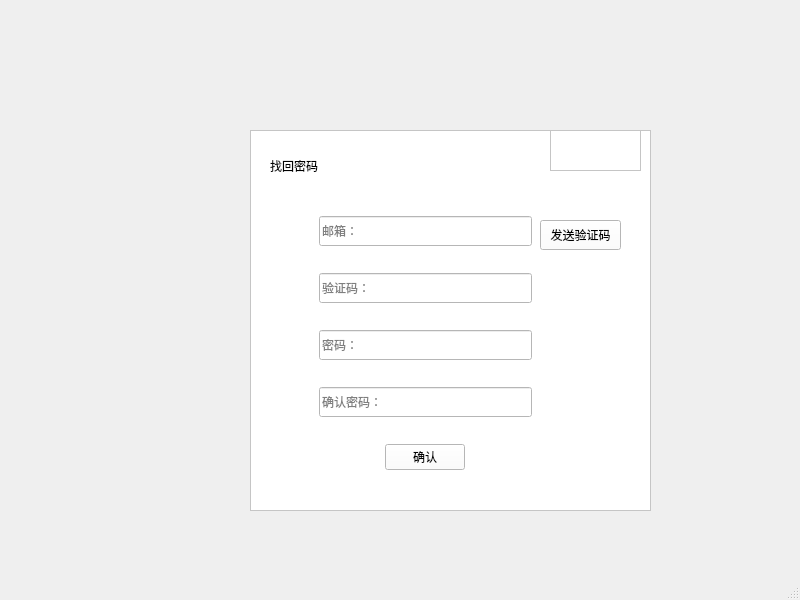
Before: the Qt Designer form frontend/find_password.ui in AiDahanwen/BUAA_2024_Python_Project, drawn with Qt 5.
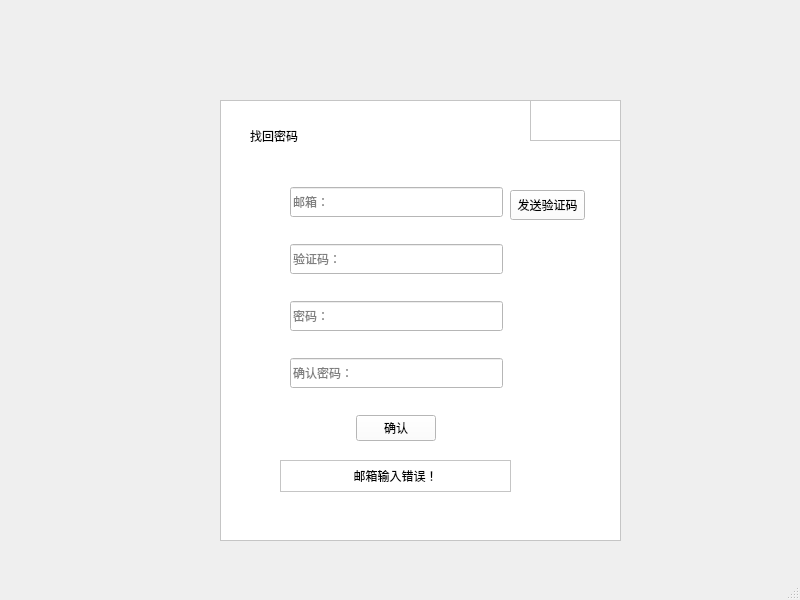
After: the same form once the commit is applied. The open tabs and pages were chosen to show the change. Icons and pictures are not drawn.

Commit message: frontend-feat-add new pages-zhwww

What changed in the file:
```diff
--- a/frontend/find_password.ui
+++ b/frontend/find_password.ui
@@ -17,10 +17,10 @@
    <widget class="QFrame" name="frame">
     <property name="geometry">
      <rect>
-      <x>250</x>
-      <y>130</y>
+      <x>220</x>
+      <y>100</y>
       <width>401</width>
-      <height>381</height>
+      <height>441</height>
      </rect>
     </property>
     <property name="sizePolicy">
@@ -47,21 +47,21 @@
     <widget class="QLabel" name="label">
      <property name="geometry">
       <rect>
-       <x>20</x>
+       <x>30</x>
        <y>20</y>
-       <width>131</width>
+       <width>135</width>
        <height>31</height>
       </rect>
      </property>
      <property name="sizePolicy">
-      <sizepolicy hsizetype="Minimum" vsizetype="Minimum">
+      <sizepolicy hsizetype="Maximum" vsizetype="Maximum">
        <horstretch>0</horstretch>
        <verstretch>0</verstretch>
       </sizepolicy>
      </property>
      <property name="minimumSize">
       <size>
-       <width>131</width>
+       <width>135</width>
        <height>31</height>
       </size>
      </property>
@@ -75,12 +75,24 @@
     <widget class="QFrame" name="frame_2">
      <property name="geometry">
       <rect>
-       <x>60</x>
-       <y>70</y>
+       <x>61</x>
+       <y>71</y>
        <width>231</width>
        <height>291</height>
       </rect>
      </property>
+     <property name="sizePolicy">
+      <sizepolicy hsizetype="Preferred" vsizetype="Expanding">
+       <horstretch>0</horstretch>
+       <verstretch>10</verstretch>
+      </sizepolicy>
+     </property>
+     <property name="minimumSize">
+      <size>
+       <width>231</width>
+       <height>291</height>
+      </size>
+     </property>
      <property name="styleSheet">
       <string notr="true">QPushButton:pressed{
 	padding-top:5px;
@@ -170,7 +182,7 @@
     <widget class="QFrame" name="frame_10">
      <property name="geometry">
       <rect>
-       <x>300</x>
+       <x>310</x>
        <y>0</y>
        <width>91</width>
        <height>41</height>
@@ -222,20 +234,14 @@
       <rect>
        <x>290</x>
        <y>90</y>
-       <width>81</width>
+       <width>75</width>
        <height>30</height>
       </rect>
      </property>
-     <property name="sizePolicy">
-      <sizepolicy hsizetype="Minimum" vsizetype="Minimum">
-       <horstretch>0</horstretch>
-       <verstretch>0</verstretch>
-      </sizepolicy>
-     </property>
      <property name="minimumSize">
       <size>
-       <width>81</width>
-       <height>29</height>
+       <width>0</width>
+       <height>30</height>
       </size>
      </property>
      <property name="styleSheet">
@@ -248,6 +254,107 @@
       <string>发送验证码</string>
      </property>
     </widget>
+    <widget class="QFrame" name="frame_3">
+     <property name="geometry">
+      <rect>
+       <x>60</x>
+       <y>360</y>
+       <width>231</width>
+       <height>32</height>
+      </rect>
+     </property>
+     <property name="sizePolicy">
+      <sizepolicy hsizetype="Preferred" vsizetype="Expanding">
+       <horstretch>0</horstretch>
+       <verstretch>10</verstretch>
+      </sizepolicy>
+     </property>
+     <property name="minimumSize">
+      <size>
+       <width>231</width>
+       <height>31</height>
+      </size>
+     </property>
+     <property name="frameShape">
+      <enum>QFrame::StyledPanel</enum>
+     </property>
+     <property name="frameShadow">
+      <enum>QFrame::Raised</enum>
+     </property>
+     <layout class="QHBoxLayout" name="horizontalLayout">
+      <property name="spacing">
+       <number>0</number>
+      </property>
+      <property name="leftMargin">
+       <number>0</number>
+      </property>
+      <property name="topMargin">
+       <number>0</number>
+      </property>
+      <property name="rightMargin">
+       <number>0</number>
+      </property>
+      <property name="bottomMargin">
+       <number>0</number>
+      </property>
+      <item>
+       <widget class="QStackedWidget" name="stackedWidget">
+        <property name="minimumSize">
+         <size>
+          <width>229</width>
+          <height>30</height>
+         </size>
+        </property>
+        <property name="currentIndex">
+         <number>0</number>
+        </property>
+        <widget class="QWidget" name="page_4"/>
+        <widget class="QWidget" name="page">
+         <layout class="QHBoxLayout" name="horizontalLayout_2">
+          <item>
+           <widget class="QLabel" name="label_2">
+            <property name="text">
+             <string>邮箱输入错误！</string>
+            </property>
+            <property name="alignment">
+             <set>Qt::AlignCenter</set>
+            </property>
+           </widget>
+          </item>
+         </layout>
+        </widget>
+        <widget class="QWidget" name="page_2">
+         <layout class="QHBoxLayout" name="horizontalLayout_4">
+          <item>
+           <widget class="QLabel" name="label_3">
+            <property name="text">
+             <string>验证码输入错误！</string>
+            </property>
+            <property name="alignment">
+             <set>Qt::AlignCenter</set>
+            </property>
+           </widget>
+          </item>
+         </layout>
+        </widget>
+        <widget class="QWidget" name="page_3">
+         <layout class="QHBoxLayout" name="horizontalLayout_5">
+          <item>
+           <widget class="QLabel" name="label_4">
+            <property name="text">
+             <string>两次密码输入不一致！</string>
+            </property>
+            <property name="alignment">
+             <set>Qt::AlignCenter</set>
+            </property>
+           </widget>
+          </item>
+         </layout>
+        </widget>
+       </widget>
+      </item>
+     </layout>
+    </widget>
    </widget>
   </widget>
   <widget class="QStatusBar" name="statusbar"/>
```
Left out of the diff: 37 changed lines with no effect on the pictures. The commit also changes 10 other files.
